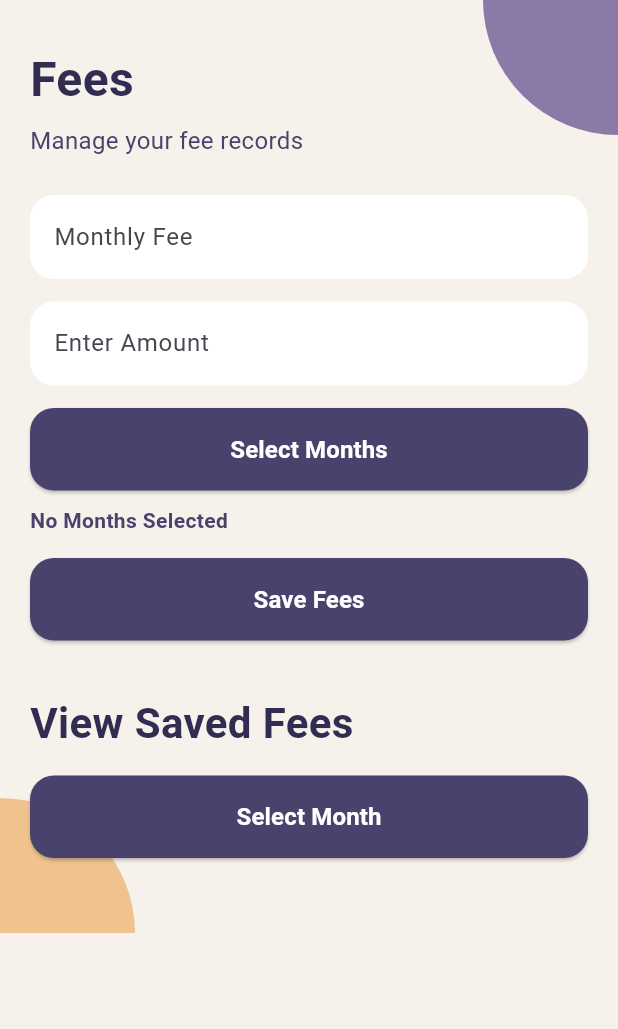
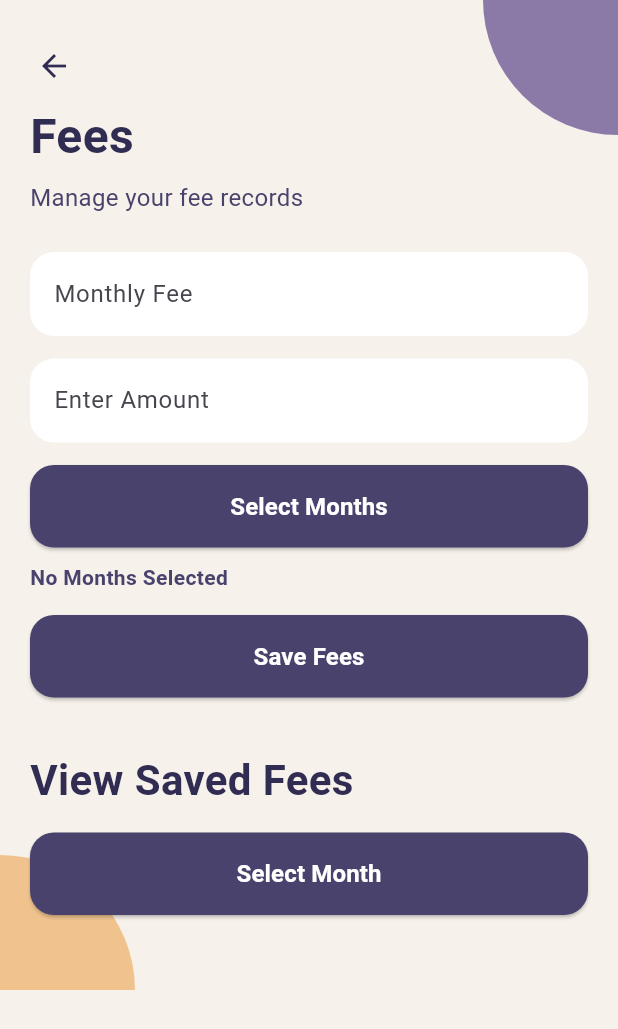
Before and after one commit to Anju29-09/VYK-Runners, a Flutter app: the PlayerFeesScreen screen opened directly, on a phone screen of 412 x 824 dp. Shown: the top 1029 px of the screen. Run offline on Flutter 3.47's test engine with Material 3 defaults, Android fonts, the phone set to English and light mode, and no system bars; our stand-ins replace package_info_plus, share_plus, shared_preferences; accounts and stored records are empty; network calls fail.

Commit message:
Add back arrow to screens built without an AppBar
Eight screens are pushed from the dashboards but build their own Scaffold
with no AppBar, so Flutter never drew a back arrow and there was no way to
return to the dashboard. Desktop and web have no swipe-back gesture either,
which made these screens dead ends there.

Add a shared AppBackButton and place it above the title on each screen. It
sits inline in the content rather than floating, so the decorative circle
background and existing layout are untouched. It hides itself when there is
no route to pop.

Bump version to 1.0.1+2.

Co-Authored-By: Claude Opus 5 <noreply@anthropic.com>

```diff
--- a/lib/screens/coach/attendance_screen.dart
+++ b/lib/screens/coach/attendance_screen.dart
@@ -3,6 +3,7 @@ import 'package:flutter/material.dart';
 import '../../core/app_colors.dart';
 import '../../models/player_model.dart';
 import '../../services/player_service.dart';
+import '../../widgets/app_back_button.dart';
 import '../../widgets/background.dart';
 
 class PlayerAttendance {
@@ -297,6 +298,8 @@ class _AttendanceScreenState
                 : ListView(
               padding: const EdgeInsets.all(20),
               children: [
+
+                const AppBackButton(),
 
                 const Text(
                   "Attendance",
--- a/lib/screens/coach/competition_screen.dart
+++ b/lib/screens/coach/competition_screen.dart
@@ -4,6 +4,7 @@ import '../../core/app_colors.dart';
 import '../../models/competition_model.dart';
 import '../../models/player_model.dart';
 import '../../services/player_service.dart';
+import '../../widgets/app_back_button.dart';
 import '../../widgets/background.dart';
 
 class PlayerCompetitionEntry {
@@ -831,6 +832,8 @@ class _CompetitionScreenState
 
               children: [
 
+                const AppBackButton(),
+
                 const Text(
                   "Competition Management",
                   style: TextStyle(
--- a/lib/screens/coach/fees_screen.dart
+++ b/lib/screens/coach/fees_screen.dart
@@ -4,6 +4,7 @@ import '../../core/app_colors.dart';
 import '../../models/player_model.dart';
 import '../../models/fee_model.dart';
 import '../../services/player_service.dart';
+import '../../widgets/app_back_button.dart';
 import '../../widgets/background.dart';
 import '../../widgets/month_year_picker.dart';
 
@@ -168,6 +169,8 @@ Widget build(BuildContext context) {
                     padding: const EdgeInsets.all(20),
 
                     children: [
+
+                      const AppBackButton(),
 
                       const Text(
                         "Fees Management",
--- a/lib/screens/coach/player_details_screen.dart
+++ b/lib/screens/coach/player_details_screen.dart
@@ -2,6 +2,8 @@ import 'dart:convert';
 
 import 'package:flutter/material.dart';
 import 'package:http/http.dart' as http;
+
+import '../../widgets/app_back_button.dart';
 import 'player_profile_screen.dart';
 
 class PlayerDetailsScreen extends StatefulWidget {
@@ -707,6 +709,8 @@ class _PlayerDetailsScreenState
 
             children: [
 
+              const AppBackButton(),
+
               const Text(
 
                 "Player Details",
--- a/lib/screens/coach/salary_screen.dart
+++ b/lib/screens/coach/salary_screen.dart
@@ -3,6 +3,7 @@ import 'package:flutter/material.dart';
 import '../../core/app_colors.dart';
 import '../../models/salary_model.dart';
 import '../../services/player_service.dart';
+import '../../widgets/app_back_button.dart';
 import '../../widgets/background.dart';
 
 class SalaryScreen extends StatefulWidget {
@@ -549,6 +550,8 @@ class _SalaryScreenState extends State<SalaryScreen> {
 
               children: [
 
+                const AppBackButton(),
+
                 const Text(
 
                   "Salary",
--- a/lib/screens/player/player_attendance_screen.dart
+++ b/lib/screens/player/player_attendance_screen.dart
@@ -4,6 +4,7 @@ import 'package:flutter/material.dart';
 import 'package:http/http.dart' as http;
 
 import '../../core/app_colors.dart';
+import '../../widgets/app_back_button.dart';
 
 class PlayerAttendanceScreen extends StatefulWidget {
   final String playerName;
@@ -171,7 +172,7 @@ class _PlayerAttendanceScreenState
 
                   children: [
 
-                    const SizedBox(height: 10),
+                    const AppBackButton(),
 
                     const Text(
                       "My Attendance",
--- a/lib/screens/player/player_competition_screen.dart
+++ b/lib/screens/player/player_competition_screen.dart
@@ -2,6 +2,8 @@ import 'dart:convert';
 
 import 'package:flutter/material.dart';
 import 'package:http/http.dart' as http;
+
+import '../../widgets/app_back_button.dart';
 
 class PlayerCompetitionScreen extends StatefulWidget {
 
@@ -457,7 +459,7 @@ class _PlayerCompetitionScreenState
 
                   children: [
 
-                    const SizedBox(height: 10),
+                    const AppBackButton(),
 
                     // TITLE
 
--- a/lib/screens/player/player_fees_screen.dart
+++ b/lib/screens/player/player_fees_screen.dart
@@ -2,6 +2,8 @@ import 'dart:convert';
 
 import 'package:flutter/material.dart';
 import 'package:http/http.dart' as http;
+
+import '../../widgets/app_back_button.dart';
 
 class PlayerFeesScreen extends StatefulWidget {
   final String playerName;
@@ -75,8 +77,8 @@ class _PlayerFeesScreenState extends State<PlayerFeesScreen> {
     return Scaffold(
       backgroundColor: const Color(0xffF7F1EB),
 
-      // No AppBar.
-      // Therefore no top bar and no back arrow.
+      // No AppBar, to keep the decorative background unbroken.
+      // The back arrow is the AppBackButton at the top of the content.
 
       body: Stack(
         children: [
@@ -128,7 +130,7 @@ class _PlayerFeesScreenState extends State<PlayerFeesScreen> {
                 child: Column(
                   crossAxisAlignment: CrossAxisAlignment.start,
                   children: [
-                    const SizedBox(height: 10),
+                    const AppBackButton(),
 
                     // ------------------------------------------------
                     // TITLE
--- /dev/null
+++ b/lib/widgets/app_back_button.dart
@@ -0,0 +1,26 @@
+import 'package:flutter/material.dart';
+
+/// Back arrow for screens built without an AppBar.
+///
+/// Desktop and web have no swipe-back gesture, so these screens need a
+/// visible way to return. Renders nothing when there is no route to pop.
+class AppBackButton extends StatelessWidget {
+  const AppBackButton({super.key});
+
+  @override
+  Widget build(BuildContext context) {
+    if (!Navigator.canPop(context)) return const SizedBox.shrink();
+
+    return Align(
+      alignment: Alignment.centerLeft,
+      child: IconButton(
+        onPressed: () => Navigator.maybePop(context),
+        icon: const Icon(Icons.arrow_back),
+        color: const Color(0xff312C51),
+        tooltip: "Back",
+        padding: EdgeInsets.zero,
+        alignment: Alignment.centerLeft,
+      ),
+    );
+  }
+}
--- a/pubspec.yaml
+++ b/pubspec.yaml
@@ -16,7 +16,7 @@ publish_to: 'none' # Remove this line if you wish to publish to pub.dev
 # https://developer.apple.com/library/archive/documentation/General/Reference/InfoPlistKeyReference/Articles/CoreFoundationKeys.html
 # In Windows, build-name is used as the major, minor, and patch parts
 # of the product and file versions while build-number is used as the build suffix.
-version: 1.0.0+1
+version: 1.0.1+2
 
 environment:
   sdk: ^3.12.2
```
